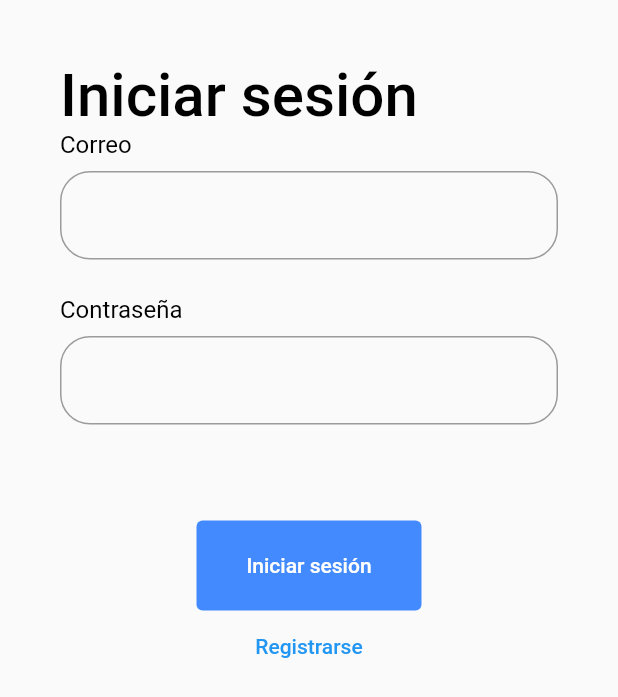
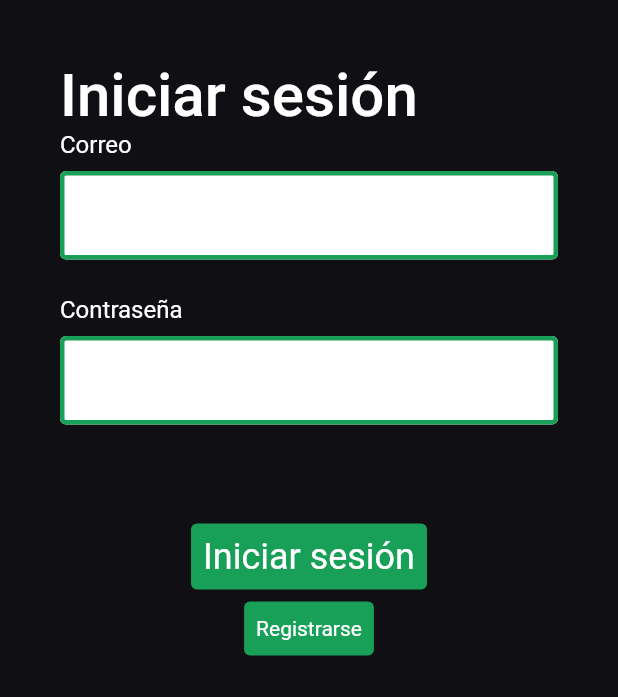
Before and after one commit to Erefor/resto-keys, a Flutter app: the screen it shows after launch, after a tap on "Iniciar sesión", on a phone screen of 412 x 824 dp. Shown: the top 697 px of the screen. Run offline on Flutter 3.47's test engine with Material 2 defaults, Android fonts, the phone set to English and light mode, and no system bars; our stand-ins replace shared_preferences; missing offline and left inert: encrypt; accounts and stored records are empty; network calls fail.

Commit message:
Feat -Se agregan muchas cosas

```diff
--- /dev/null
+++ b/lib/classes/ApiClient.dart
@@ -0,0 +1,73 @@
+import 'dart:convert';
+
+import 'package:http/http.dart' as http;
+import 'package:resto_keys/classes/EncrypterHandler.dart';
+import 'package:resto_keys/classes/UserAuthProvider.dart';
+
+abstract class ApiPaths {
+  static String CreateUser = "/create-user";
+  static String Login = "/login";
+  static String CreatePassword = "/create-password";
+  static String UserPasswords = "/list-passwords";
+  static String TestToken =
+      "eyJhbGciOiJIUzI1NiIsInR5cCI6IkpXVCJ9.eyJlbWFpbCI6InBlcmV6Zy5qb3Nlc2FsQGdtYWlsLmNvbSIsInVzZ"
+      "XJuYW1lIjpudWxsLCJpZCI6IjEiLCJpYXQiOjE2ODYwNzc3NDJ9.cRVLTLjSAFDP7nh"
+      "37zHAshpxl_C4Hd4L_z3qZW2KbqQ";
+}
+
+class ApiClient {
+  final String apiUrl = "resto-keys-api.burydev.tech";
+  ApiClient._();
+  static final ApiClient _Client = ApiClient._();
+
+  factory ApiClient() {
+    return _Client;
+  }
+
+  Future createUser(String userName, String email, String password) {
+    final url = Uri.http(apiUrl, ApiPaths.CreateUser);
+    final requestBody = {
+      "email": email,
+      "userName": userName,
+      "password": password,
+    };
+    final encodeBody = json.encode(requestBody);
+    return http.post(url, body: encodeBody);
+  }
+
+  Future login(String email, String password) {
+    final encryptedPassword = EncrypterHandler.encryptPassword(password);
+    final url = Uri.http(apiUrl, ApiPaths.Login);
+    final requestBody = {"password": encryptedPassword, "email": email};
+    return http.post(url, body: json.encode(requestBody));
+  }
+
+  Future createPassword(
+    String newPassword,
+    String category,
+    String label,
+    String? direction,
+  ) {
+    final auth = UserData();
+    final encryptedPassword = EncrypterHandler.encryptPassword(newPassword);
+    final url = Uri.http(apiUrl, ApiPaths.CreatePassword);
+    final requestBody = {
+      "newPassword": encryptedPassword,
+      "category": direction ?? '',
+      "label": label,
+      "direction": direction ?? ''
+    };
+    final requestHeaders = {"auth": ApiPaths.TestToken};
+    return http.post(url,
+        body: json.encode(requestBody), headers: requestHeaders);
+  }
+
+  Future getUserPasswords() async {
+    final queryParams = {"user-id": '1'};
+    final url = Uri.http(apiUrl, ApiPaths.UserPasswords, queryParams);
+    final requestHeaders = {"auth": ApiPaths.TestToken};
+    final response = await http.get(url, headers: requestHeaders);
+    final decodeResponse = jsonDecode(response.body);
+    return decodeResponse;
+  }
+}
--- /dev/null
+++ b/lib/classes/UserAuthProvider.dart
@@ -0,0 +1,64 @@
+import 'dart:convert';
+
+import 'package:flutter/cupertino.dart';
+import 'package:resto_keys/models/UserAuth.dart';
+import 'package:shared_preferences/shared_preferences.dart';
+
+class UserAuthProvider with ChangeNotifier {
+  UserAuth? _userAuth;
+
+  set setUserAuth(decodeResponse) {
+    _userAuth?.userData = decodeResponse["user"];
+    _userAuth?.token = decodeResponse["token"];
+    notifyListeners();
+  }
+
+  get getUserToken {
+    return _userAuth?.token;
+  }
+
+  get getUserData {
+    return _userAuth;
+  }
+}
+
+class UserData {
+  Map<String, dynamic>? userData;
+  String? token;
+  UserData._();
+  factory UserData() {
+    return UserData._();
+  }
+  setAuthData(decodeResponse) async {
+    final SharedPreferences prefs = await SharedPreferences.getInstance();
+    userData = decodeResponse["user"];
+    token = decodeResponse["token"];
+    await prefs.setString(
+        'user-data', jsonEncode(decodeResponse["user"]) as String);
+    await prefs.setString('token', decodeResponse["token"]);
+  }
+
+  setLocalAuthData() async {
+    final SharedPreferences prefs = await SharedPreferences.getInstance();
+    final String? localToken = prefs.getString('token');
+    final String? stringUserData = prefs.getString('user');
+    if (localToken!.isNotEmpty && stringUserData!.isNotEmpty) {
+      userData = jsonDecode(stringUserData);
+      token = localToken;
+      print(userData);
+      print(userData);
+    }
+  }
+
+  get getUserToken {
+    return token;
+  }
+
+  get getUserData {
+    return userData;
+  }
+
+  get userIsLogged {
+    return userData!.isNotEmpty && token!.isNotEmpty;
+  }
+}
--- /dev/null
+++ b/lib/components/BButton.dart
@@ -0,0 +1,30 @@
+import 'package:flutter/material.dart';
+import 'package:resto_keys/composables/useGetTextVariant.dart';
+
+class BButton extends StatefulWidget {
+  final String? textVariant;
+  final String? buttonText;
+  final onPressed;
+  const BButton(
+      {Key? key,
+      this.textVariant = 'text-1',
+      required this.onPressed,
+      this.buttonText})
+      : super(key: key);
+
+  @override
+  State<BButton> createState() => _BButtonState();
+}
+
+class _BButtonState extends State<BButton> {
+  @override
+  Widget build(BuildContext context) {
+    return TextButton(
+        onPressed: widget.onPressed,
+        child: Text(
+          widget.buttonText ?? 'Texto de boton',
+          style: useGetTextVariant(widget.textVariant ?? 'text-1',
+              fontWeight: 400, color: Colors.white),
+        ));
+  }
+}
--- a/lib/components/BInput.dart
+++ b/lib/components/BInput.dart
@@ -44,7 +44,7 @@ class _BInputState extends State<BInput> {
           style: useGetTextVariant('text-2',
               fontWeight: widget.labelFontWeight ?? 400,
               color:
-                  widget.errorText != null ? Colors.redAccent : Colors.black),
+                  widget.errorText != null ? Colors.redAccent : Colors.white),
         ),
         const SizedBox(
           height: 8,
--- a/lib/composables/useServices.dart
+++ /dev/null
@@ -1,37 +0,0 @@
-import 'dart:convert';
-
-import 'package:http/http.dart' as http;
-import 'package:resto_keys/classes/EncrypterHandler.dart';
-
-abstract class ApiPaths {
-  static String CreateUser = "/create-user";
-  static String Login = "/login";
-}
-
-class ApiClient {
-  final String apiUrl = "resto-keys-api.burydev.tech";
-  ApiClient._();
-  static final ApiClient _Client = ApiClient._();
-
-  factory ApiClient() {
-    return _Client;
-  }
-
-  Future createUser(String userName, String email, String password) {
-    final url = Uri.http(apiUrl, ApiPaths.CreateUser);
-    final requestBody = {
-      "email": email,
-      "userName": userName,
-      "password": password,
-    };
-    final encodeBody = json.encode(requestBody);
-    return http.post(url, body: encodeBody);
-  }
-
-  Future login(String email, String password) {
-    final encryptedPassword = EncrypterHandler.encryptPassword(password);
-    final url = Uri.http(apiUrl, ApiPaths.Login);
-    final requestBody = {"password": encryptedPassword, "email": email};
-    return http.post(url, body: json.encode(requestBody));
-  }
-}
--- /dev/null
+++ b/lib/constants/Colors.dart
@@ -0,0 +1,23 @@
+import 'package:flutter/material.dart';
+
+const Color mainColor = Color(0xFF18a058);
+const Color mainBackground = Color(0xFF101014);
+
+const inputStyles = InputDecorationTheme(
+    fillColor: Colors.white,
+    filled: true,
+    focusedErrorBorder: OutlineInputBorder(
+        borderRadius: BorderRadius.all(Radius.zero),
+        borderSide: BorderSide(width: 3, color: Colors.red)),
+    errorBorder: OutlineInputBorder(
+        borderRadius: BorderRadius.all(Radius.zero),
+        borderSide: BorderSide(width: 3, color: Colors.red)),
+    enabledBorder:
+        OutlineInputBorder(borderSide: BorderSide(width: 3, color: mainColor)),
+    focusedBorder:
+        OutlineInputBorder(borderSide: BorderSide(width: 3, color: mainColor)));
+final buttonTheme = TextButtonThemeData(
+    style: TextButton.styleFrom(
+        backgroundColor: mainColor,
+        textStyle: const TextStyle(color: Colors.white),
+        primary: mainColor));
--- a/lib/main.dart
+++ b/lib/main.dart
@@ -1,26 +1,47 @@
 import 'package:flutter/material.dart';
+import 'package:provider/provider.dart';
+import 'package:resto_keys/classes/UserAuthProvider.dart';
+import 'package:resto_keys/constants/Colors.dart';
+import 'package:resto_keys/pages/createPasswordView.dart';
 import 'package:resto_keys/pages/dashboard.dart';
 import 'package:resto_keys/pages/login.dart';
 import 'package:resto_keys/pages/passwordsListView.dart';
 
 void main() {
-  runApp(const MyApp());
+  runApp(MultiProvider(
+    providers: [ChangeNotifierProvider(create: (_) => UserAuthProvider())],
+    child: const MyApp(),
+  ));
 }
 
-class MyApp extends StatelessWidget {
+class MyApp extends StatefulWidget {
   const MyApp({super.key});
+
+  @override
+  State<MyApp> createState() => _MyAppState();
+}
+
+class _MyAppState extends State<MyApp> {
+  @override
+  void initState() {
+    super.initState();
+    UserData().setLocalAuthData();
+  }
 
   // This widget is the root of your application.
   @override
   Widget build(BuildContext context) {
     return MaterialApp(
+      theme: ThemeData(
+          inputDecorationTheme: inputStyles, textButtonTheme: buttonTheme),
       debugShowCheckedModeBanner: false,
       title: 'Resto Keys',
       initialRoute: '/',
       routes: {
         '/': (BuildContext context) => const LoginPage(),
         '/dashboard': (BuildContext context) => const DashboardPage(),
-        '/passwords': (BuildContext context) => const PasswordsListView()
+        '/passwords': (BuildContext context) => const PasswordsListView(),
+        '/create-password': (BuildContext context) => const CreatePasswordView()
       },
     );
   }
--- /dev/null
+++ b/lib/models/UserAuth.dart
@@ -0,0 +1,12 @@
+class UserAuth {
+  UserData? userData;
+  String? token;
+  UserAuth(this.userData, this.token);
+}
+
+class UserData {
+  String email;
+  String userName;
+  int id;
+  UserData(this.email, this.userName, this.id);
+}
--- a/lib/pages/login.dart
+++ b/lib/pages/login.dart
@@ -1,8 +1,14 @@
+import 'dart:convert';
+
 import 'package:flutter/material.dart';
+import 'package:resto_keys/classes/UserAuthProvider.dart';
+import 'package:resto_keys/components/BButton.dart';
 import 'package:resto_keys/components/BInput.dart';
 import 'package:resto_keys/composables/useGetTextVariant.dart';
-import 'package:resto_keys/composables/useServices.dart';
+import 'package:resto_keys/constants/Colors.dart';
 import 'package:resto_keys/pages/register.dart';
+
+import '../classes/ApiClient.dart';
 
 class LoginPage extends StatefulWidget {
   const LoginPage({Key? key}) : super(key: key);
@@ -12,20 +18,25 @@ class LoginPage extends StatefulWidget {
 }
 
 class _LoginPageState extends State<LoginPage> {
+  final auth = UserData();
   String userEmail = '';
   String userPassword = '';
   @override
   Widget build(BuildContext context) {
     return Scaffold(
+      backgroundColor: mainBackground,
+      resizeToAvoidBottomInset: true,
       body: SafeArea(
         child: Padding(
           padding: const EdgeInsets.all(40.0),
+          child: SingleChildScrollView(
             child: Column(
               crossAxisAlignment: CrossAxisAlignment.start,
               children: <Widget>[
                 Text(
                   'Iniciar sesión',
-                style: useGetTextVariant('subtitle-1', fontWeight: 500),
+                  style: useGetTextVariant('subtitle-1',
+                      fontWeight: 500, color: Colors.white),
                 ),
                 BInput(
                   inputType: TextInputType.emailAddress,
@@ -50,18 +61,11 @@ class _LoginPageState extends State<LoginPage> {
                   children: [
                     Column(
                       children: <Widget>[
-                      TextButton(
-                          style: TextButton.styleFrom(
-                              foregroundColor: Colors.white,
-                              maximumSize: Size(150, 60),
-                              backgroundColor: Colors.blueAccent,
-                              fixedSize: const Size(150, 60)),
+                        BButton(
                             onPressed: () {
                               login(context);
                             },
-                          child: const Text(
-                            'Iniciar sesión',
-                          )),
+                            buttonText: 'Iniciar sesión'),
                         TextButton(
                             onPressed: () {
                               Navigator.pushReplacement(
@@ -69,12 +73,16 @@ class _LoginPageState extends State<LoginPage> {
                                   MaterialPageRoute(
                                       builder: (context) => RegistarPage()));
                             },
-                          child: Text('Registrarse'))
+                            child: Text(
+                              'Registrarse',
+                              style: TextStyle(color: Colors.white),
+                            ))
                       ],
                     ),
                   ],
                 )
               ],
+            ),
           ),
         ),
       ),
@@ -85,7 +93,8 @@ class _LoginPageState extends State<LoginPage> {
     final api = ApiClient();
     try {
       final response = await api.login(userEmail, userPassword);
-      print(response);
+      final decodeBody = await jsonDecode(response.body);
+      auth.setAuthData(decodeBody);
       Navigator.pushReplacementNamed(context, '/passwords');
     } catch (e) {
       print(e);
--- a/lib/pages/register.dart
+++ b/lib/pages/register.dart
@@ -1,7 +1,7 @@
 import 'package:flutter/material.dart';
 import 'package:resto_keys/components/BInput.dart';
-import 'package:resto_keys/composables/useServices.dart';
 
+import '../classes/ApiClient.dart';
 import '../classes/EncrypterHandler.dart';
 
 class RegistarPage extends StatefulWidget {
--- a/pubspec.yaml
+++ b/pubspec.yaml
@@ -38,6 +38,8 @@ dependencies:
   http: ^0.13.5
   dio: ^5.1.1
   encrypt: ^5.0.1
+  provider: ^6.0.5
+  shared_preferences: ^2.1.1
 
 dev_dependencies:
   flutter_test:
```
Also changed, not shown: lib/pages/createPasswordView.dart (added, +64 -0 lines), lib/pages/passwordsListView.dart (+62 -3 lines), pubspec.lock. Lines whose indentation alone changed are shown as unchanged.
